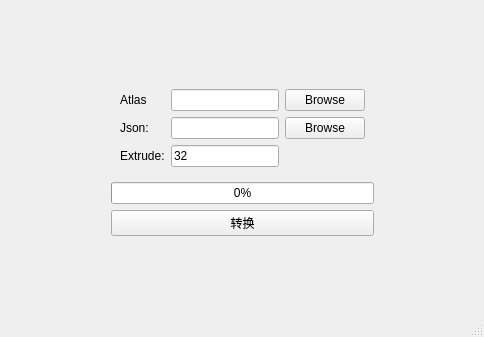
Tonvey/ExtrudeRepeat, file mainwindow.ui: the form before one commit.
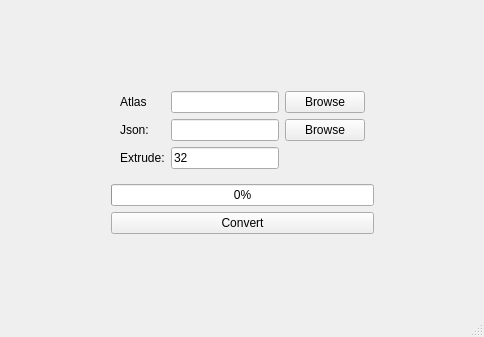
The form after the commit.

Commit message: status support ,png-8 support

The edit to the form file:
```diff
--- a/mainwindow.ui
+++ b/mainwindow.ui
@@ -116,7 +116,7 @@
        <item>
         <widget class="QPushButton" name="pushButton_convert">
          <property name="text">
-          <string>转换</string>
+          <string>Convert</string>
          </property>
         </widget>
        </item>
```
The commit also changes 2 other files.
